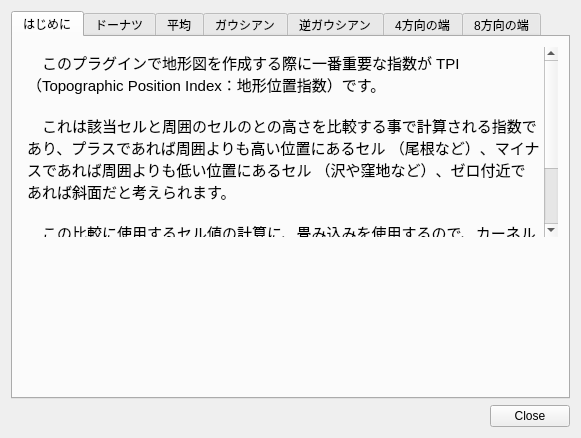
Before: the Qt Designer form views/help_kernels.ui in shingo405nagano/generating_topoglaphic_maps, drawn with Qt 5.
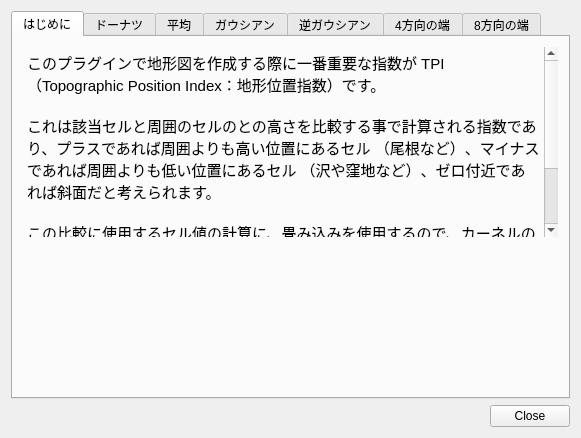
After: the same form once the commit is applied. The open tabs and pages were chosen to show the change. Icons and pictures are not drawn.

Commit message: [update]作成中

What changed in the file:
```diff
--- a/views/help_kernels.ui
+++ b/views/help_kernels.ui
@@ -48,13 +48,13 @@
 &lt;html&gt;&lt;head&gt;&lt;meta name=&quot;qrichtext&quot; content=&quot;1&quot; /&gt;&lt;style type=&quot;text/css&quot;&gt;
 p, li { white-space: pre-wrap; }
 &lt;/style&gt;&lt;/head&gt;&lt;body style=&quot; font-family:'MS UI Gothic'; font-size:16pt; font-weight:400; font-style:normal;&quot;&gt;
-&lt;p style=&quot; margin-top:0px; margin-bottom:0px; margin-left:0px; margin-right:0px; -qt-block-indent:0; text-indent:0px;&quot;&gt;&lt;span style=&quot; font-size:11pt;&quot;&gt;　このプラグインで地形図を作成する際に一番重要な指数が TPI （Topographic Position Index：地形位置指数）です。&lt;/span&gt;&lt;/p&gt;
+&lt;p style=&quot; margin-top:0px; margin-bottom:0px; margin-left:0px; margin-right:0px; -qt-block-indent:0; text-indent:0px;&quot;&gt;&lt;span style=&quot; font-size:11pt;&quot;&gt;このプラグインで地形図を作成する際に一番重要な指数が TPI （Topographic Position Index：地形位置指数）です。&lt;/span&gt;&lt;/p&gt;
 &lt;p style=&quot;-qt-paragraph-type:empty; margin-top:0px; margin-bottom:0px; margin-left:0px; margin-right:0px; -qt-block-indent:0; text-indent:0px; font-size:11pt;&quot;&gt;&lt;br /&gt;&lt;/p&gt;
-&lt;p style=&quot; margin-top:0px; margin-bottom:0px; margin-left:0px; margin-right:0px; -qt-block-indent:0; text-indent:0px;&quot;&gt;&lt;span style=&quot; font-size:11pt;&quot;&gt;　これは該当セルと周囲のセルのとの高さを比較する事で計算される指数であり、プラスであれば周囲よりも高い位置にあるセル （尾根など）、マイナスであれば周囲よりも低い位置にあるセル （沢や窪地など）、ゼロ付近であれば斜面だと考えられます。&lt;/span&gt;&lt;/p&gt;
+&lt;p style=&quot; margin-top:0px; margin-bottom:0px; margin-left:0px; margin-right:0px; -qt-block-indent:0; text-indent:0px;&quot;&gt;&lt;span style=&quot; font-size:11pt;&quot;&gt;これは該当セルと周囲のセルのとの高さを比較する事で計算される指数であり、プラスであれば周囲よりも高い位置にあるセル （尾根など）、マイナスであれば周囲よりも低い位置にあるセル （沢や窪地など）、ゼロ付近であれば斜面だと考えられます。&lt;/span&gt;&lt;/p&gt;
 &lt;p style=&quot;-qt-paragraph-type:empty; margin-top:0px; margin-bottom:0px; margin-left:0px; margin-right:0px; -qt-block-indent:0; text-indent:0px; font-size:11pt;&quot;&gt;&lt;br /&gt;&lt;/p&gt;
-&lt;p style=&quot; margin-top:0px; margin-bottom:0px; margin-left:0px; margin-right:0px; -qt-block-indent:0; text-indent:0px;&quot;&gt;&lt;span style=&quot; font-size:11pt;&quot;&gt;　この比較に使用するセル値の計算に、畳み込みを使用するので、カーネルの種類と距離によって出力される地形図の見え方が大きく変わります。&lt;/span&gt;&lt;/p&gt;
+&lt;p style=&quot; margin-top:0px; margin-bottom:0px; margin-left:0px; margin-right:0px; -qt-block-indent:0; text-indent:0px;&quot;&gt;&lt;span style=&quot; font-size:11pt;&quot;&gt;この比較に使用するセル値の計算に、畳み込みを使用するので、カーネルの種類と距離によって出力される地形図の見え方が大きく変わります。&lt;/span&gt;&lt;/p&gt;
 &lt;p style=&quot;-qt-paragraph-type:empty; margin-top:0px; margin-bottom:0px; margin-left:0px; margin-right:0px; -qt-block-indent:0; text-indent:0px; font-size:11pt;&quot;&gt;&lt;br /&gt;&lt;/p&gt;
-&lt;p style=&quot; margin-top:0px; margin-bottom:0px; margin-left:0px; margin-right:0px; -qt-block-indent:0; text-indent:0px;&quot;&gt;&lt;span style=&quot; font-size:11pt;&quot;&gt;　距離を短くすればより詳細な変化を強調する事ができますが （小さな凹凸）、逆に沢や尾根などの大きな変化は分かりづらくなります。&lt;/span&gt;&lt;/p&gt;&lt;/body&gt;&lt;/html&gt;</string>
+&lt;p style=&quot; margin-top:0px; margin-bottom:0px; margin-left:0px; margin-right:0px; -qt-block-indent:0; text-indent:0px;&quot;&gt;&lt;span style=&quot; font-size:11pt;&quot;&gt;距離を短くすればより詳細な変化を強調する事ができますが （小さな凹凸）、逆に沢や尾根などの大きな変化は分かりづらくなります。&lt;/span&gt;&lt;/p&gt;&lt;/body&gt;&lt;/html&gt;</string>
          </property>
         </widget>
        </item>
```
Left out of the diff: 2 changed lines with no effect on the pictures. The commit also changes 2 other files.
